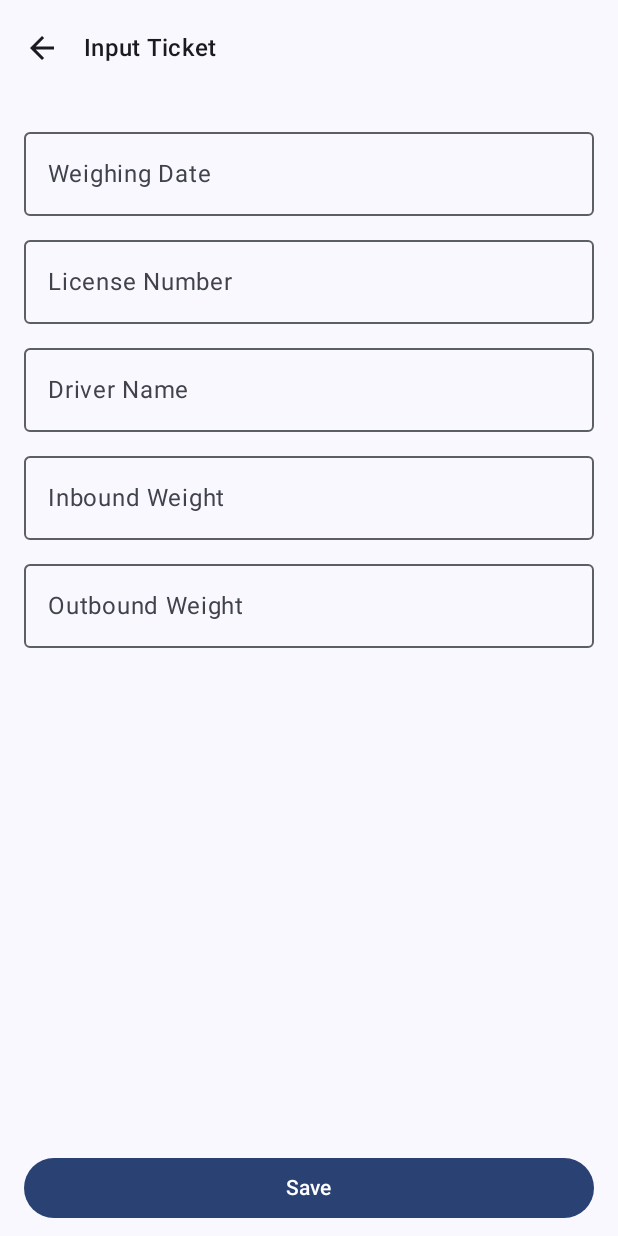
After one commit to wresniwahyu/compose-weightbridge-app, an Android app built with Jetpack Compose: the InputTicketScreen screen opened through its navigation route, on a phone screen of 412 x 824 dp. The commit adds this screen. Run offline under Robolectric (Android 15) with nearby library versions, the phone set to English and light mode, and no system bars; our stand-ins replace Dagger/Hilt's generated code.

Commit message:
ui(component): create ui component

```diff
--- a/app/src/main/java/android/template/ui/Navigation.kt
+++ b/app/src/main/java/android/template/ui/Navigation.kt
@@ -16,21 +16,22 @@
 
 package android.template.ui
 
-import androidx.compose.foundation.layout.padding
+import android.template.feature.weighbridge.ui.detail.TicketDetailScreen
+import android.template.feature.weighbridge.ui.input.InputTicketScreen
+import android.template.feature.weighbridge.ui.list.TicketsScreen
 import androidx.compose.runtime.Composable
-import androidx.compose.ui.Modifier
-import androidx.compose.ui.unit.dp
 import androidx.navigation.compose.NavHost
 import androidx.navigation.compose.composable
 import androidx.navigation.compose.rememberNavController
-import android.template.feature.weighbridge.ui.MyModelScreen
 
 @Composable
 fun MainNavigation() {
     val navController = rememberNavController()
 
     NavHost(navController = navController, startDestination = "main") {
-        composable("main") { MyModelScreen(modifier = Modifier.padding(16.dp)) }
-        // TODO: Add more destinations
+        composable("main") { TicketsScreen() }
+        composable("input") { InputTicketScreen() }
+        composable("detail") { TicketDetailScreen() }
+
     }
 }
--- a/core-ui/src/main/java/android/template/core/ui/Color.kt
+++ b/core-ui/src/main/java/android/template/core/ui/Color.kt
@@ -26,5 +26,4 @@ val Purple40 = Color(0xFF6650a4)
 val PurpleGrey40 = Color(0xFF625b71)
 val Pink40 = Color(0xFF7D5260)
 
-val BackgroundColor = Color(0xFFFAFCFF)
-val IconColor = Color(0xFFCFD2D8)
+val IconColor = Color(0xFF5C5C5C)
--- /dev/null
+++ b/core-ui/src/main/java/android/template/core/ui/component/FullButton.kt
@@ -0,0 +1,34 @@
+package android.template.core.ui.component
+
+import androidx.compose.foundation.layout.fillMaxWidth
+import androidx.compose.foundation.layout.padding
+import androidx.compose.material3.Button
+import androidx.compose.material3.Text
+import androidx.compose.runtime.Composable
+import androidx.compose.ui.Modifier
+import androidx.compose.ui.tooling.preview.Preview
+import androidx.compose.ui.unit.dp
+
+@Composable
+fun FullButton(
+    text: String,
+    modifier: Modifier = Modifier,
+    onClick: () -> Unit
+) {
+    Button(
+        modifier = modifier
+            .fillMaxWidth()
+            .padding(horizontal = 16.dp, vertical = 8.dp),
+        onClick = {
+            onClick.invoke()
+        }
+    ) {
+        Text(text = text)
+    }
+}
+
+@Preview
+@Composable
+fun FullButtonPreview() {
+    FullButton(text = "Submit", onClick = {})
+}
--- a/core-ui/src/main/java/android/template/core/ui/component/SearchBar.kt
+++ b/core-ui/src/main/java/android/template/core/ui/component/SearchBar.kt
@@ -1,6 +1,7 @@
 package android.template.core.ui.component
 
 import android.template.core.ui.IconColor
+import android.template.core.ui.R
 import androidx.compose.foundation.background
 import androidx.compose.foundation.border
 import androidx.compose.foundation.layout.Row
@@ -12,6 +13,7 @@ import androidx.compose.material.icons.filled.Search
 import androidx.compose.material3.Icon
 import androidx.compose.material3.OutlinedTextField
 import androidx.compose.material3.Text
+import androidx.compose.material3.TextFieldDefaults
 import androidx.compose.runtime.Composable
 import androidx.compose.runtime.mutableStateOf
 import androidx.compose.runtime.remember
@@ -34,7 +36,7 @@ fun SearchBar(initialValue: String = "", modifier: Modifier = Modifier, callback
         verticalAlignment = Alignment.CenterVertically
     ) {
         Icon(
-            contentDescription = "Search",
+            contentDescription = stringResource(id = R.string.search),
             imageVector = Icons.Default.Search,
             modifier = Modifier.padding(start = 16.dp),
             tint = IconColor
@@ -49,10 +51,16 @@ fun SearchBar(initialValue: String = "", modifier: Modifier = Modifier, callback
                 .fillMaxWidth()
                 .background(Color.White, CircleShape),
             placeholder = {
-                Text(text = "Search")
+                Text(text = stringResource(id = R.string.search))
             },
             singleLine = true,
-            maxLines = 1
+            maxLines = 1,
+            colors = TextFieldDefaults.colors(
+                unfocusedContainerColor = Color.Transparent,
+                focusedContainerColor = Color.Transparent,
+                focusedIndicatorColor = Color.Transparent,
+                unfocusedIndicatorColor = Color.Transparent
+            )
         )
     }
 }
--- /dev/null
+++ b/core-ui/src/main/java/android/template/core/ui/component/Toolbar.kt
@@ -0,0 +1,41 @@
+package android.template.core.ui.component
+
+import androidx.compose.material.icons.Icons
+import androidx.compose.material.icons.filled.ArrowBack
+import androidx.compose.material3.ExperimentalMaterial3Api
+import androidx.compose.material3.Icon
+import androidx.compose.material3.IconButton
+import androidx.compose.material3.MaterialTheme
+import androidx.compose.material3.Text
+import androidx.compose.material3.TopAppBar
+import androidx.compose.runtime.Composable
+import androidx.compose.ui.tooling.preview.Preview
+
+@OptIn(ExperimentalMaterial3Api::class)
+@Composable
+fun Toolbar(
+    title: String = "",
+    onBackPressed: () -> Unit = {}
+) {
+    TopAppBar(
+        title = {
+            Text(
+                text = title,
+                style = MaterialTheme.typography.titleMedium
+            )
+        },
+        navigationIcon = {
+            IconButton(onClick = {
+                onBackPressed.invoke()
+            }) {
+                Icon(imageVector = Icons.Filled.ArrowBack, contentDescription = "Go Back")
+            }
+        }
+    )
+}
+
+@Preview
+@Composable
+fun ToolbarPreview() {
+    Toolbar("Ticket Detail")
+}
--- /dev/null
+++ b/feature-weighbridge/src/main/java/android/template/feature/weighbridge/ui/input/InputTicket.kt
@@ -0,0 +1,96 @@
+package android.template.feature.weighbridge.ui.input
+
+import android.template.feature.weighbridge.R
+import androidx.compose.foundation.layout.Column
+import androidx.compose.foundation.layout.Spacer
+import androidx.compose.foundation.layout.fillMaxWidth
+import androidx.compose.foundation.layout.height
+import androidx.compose.foundation.layout.padding
+import androidx.compose.foundation.text.KeyboardOptions
+import androidx.compose.material3.OutlinedTextField
+import androidx.compose.material3.Text
+import androidx.compose.runtime.Composable
+import androidx.compose.ui.Modifier
+import androidx.compose.ui.res.stringResource
+import androidx.compose.ui.text.input.ImeAction
+import androidx.compose.ui.text.input.KeyboardType
+import androidx.compose.ui.tooling.preview.Preview
+import androidx.compose.ui.unit.dp
+
+@Composable
+fun InputTicket(
+    modifier: Modifier = Modifier
+) {
+    Column(
+        modifier = modifier
+            .fillMaxWidth()
+            .padding(16.dp)
+    ) {
+        OutlinedTextField(
+            modifier = Modifier.fillMaxWidth(),
+            value = "",
+            onValueChange = {},
+            label = {
+                Text(text = stringResource(id = R.string.weighing_date))
+            },
+            maxLines = 1,
+            keyboardOptions = KeyboardOptions(keyboardType = KeyboardType.Email, imeAction = ImeAction.Next)
+        )
+        Spacer(modifier = modifier.height(8.dp))
+
+        OutlinedTextField(
+            modifier = Modifier.fillMaxWidth(),
+            value = "",
+            onValueChange = {},
+            label = {
+                Text(text = stringResource(id = R.string.license_number))
+            },
+            maxLines = 1,
+            keyboardOptions = KeyboardOptions(keyboardType = KeyboardType.Email, imeAction = ImeAction.Next)
+        )
+        Spacer(modifier = modifier.height(8.dp))
+
+        OutlinedTextField(
+            modifier = Modifier.fillMaxWidth(),
+            value = "",
+            onValueChange = {},
+            label = {
+                Text(text = stringResource(id = R.string.driver_name))
+            },
+            maxLines = 1,
+            keyboardOptions = KeyboardOptions(keyboardType = KeyboardType.Email, imeAction = ImeAction.Next)
+        )
+        Spacer(modifier = modifier.height(8.dp))
+
+        OutlinedTextField(
+            modifier = Modifier.fillMaxWidth(),
+            value = "",
+            onValueChange = {},
+            label = {
+                Text(text = stringResource(id = R.string.inbound_weight))
+            },
+            maxLines = 1,
+            keyboardOptions = KeyboardOptions(keyboardType = KeyboardType.Email, imeAction = ImeAction.Next)
+        )
+        Spacer(modifier = modifier.height(8.dp))
+
+        OutlinedTextField(
+            modifier = Modifier.fillMaxWidth(),
+            value = "",
+            onValueChange = {},
+            label = {
+                Text(text = stringResource(id = R.string.outbound_weight))
+            },
+            maxLines = 1,
+            keyboardOptions = KeyboardOptions(keyboardType = KeyboardType.Email, imeAction = ImeAction.Next)
+        )
+        Spacer(modifier = modifier.height(8.dp))
+
+    }
+}
+
+@Preview
+@Composable
+fun InputTicketPreview() {
+    InputTicket()
+}
--- /dev/null
+++ b/feature-weighbridge/src/main/res/values/strings.xml
@@ -0,0 +1,10 @@
+<?xml version="1.0" encoding="utf-8"?>
+<resources>
+    <string name="driver_name">Driver Name</string>
+    <string name="license_number">License Number</string>
+    <string name="weighing_date">Weighing Date</string>
+    <string name="inbound_weight">Inbound Weight</string>
+    <string name="outbound_weight">Outbound Weight</string>
+    <string name="net_weight">Net Weight</string>
+    <string name="create_new_ticket">Create New Ticket</string>
+</resources>
```
Also changed, not shown: core-ui/src/main/java/android/template/core/ui/component/EmptyState.kt (added, +40 -0 lines), core-ui/src/main/java/android/template/core/ui/component/ErrorState.kt (added, +55 -0 lines), core-ui/src/main/java/android/template/core/ui/component/LoadingState.kt (added, +54 -0 lines), core-ui/src/main/res/values/strings.xml (added, +7 -0 lines), feature-weighbridge/src/main/java/android/template/feature/weighbridge/ui/detail/TicketDetail.kt (added, +116 -0 lines), feature-weighbridge/src/main/java/android/template/feature/weighbridge/ui/detail/TicketDetailScreen.kt (added, +22 -0 lines), feature-weighbridge/src/main/java/android/template/feature/weighbridge/ui/input/InputTicketScreen.kt (added, +28 -0 lines), feature-weighbridge/src/main/java/android/template/feature/weighbridge/ui/list/TicketItem.kt (added, +94 -0 lines), feature-weighbridge/src/main/java/android/template/feature/weighbridge/ui/list/TicketsScreen.kt (added, +29 -0 lines).
